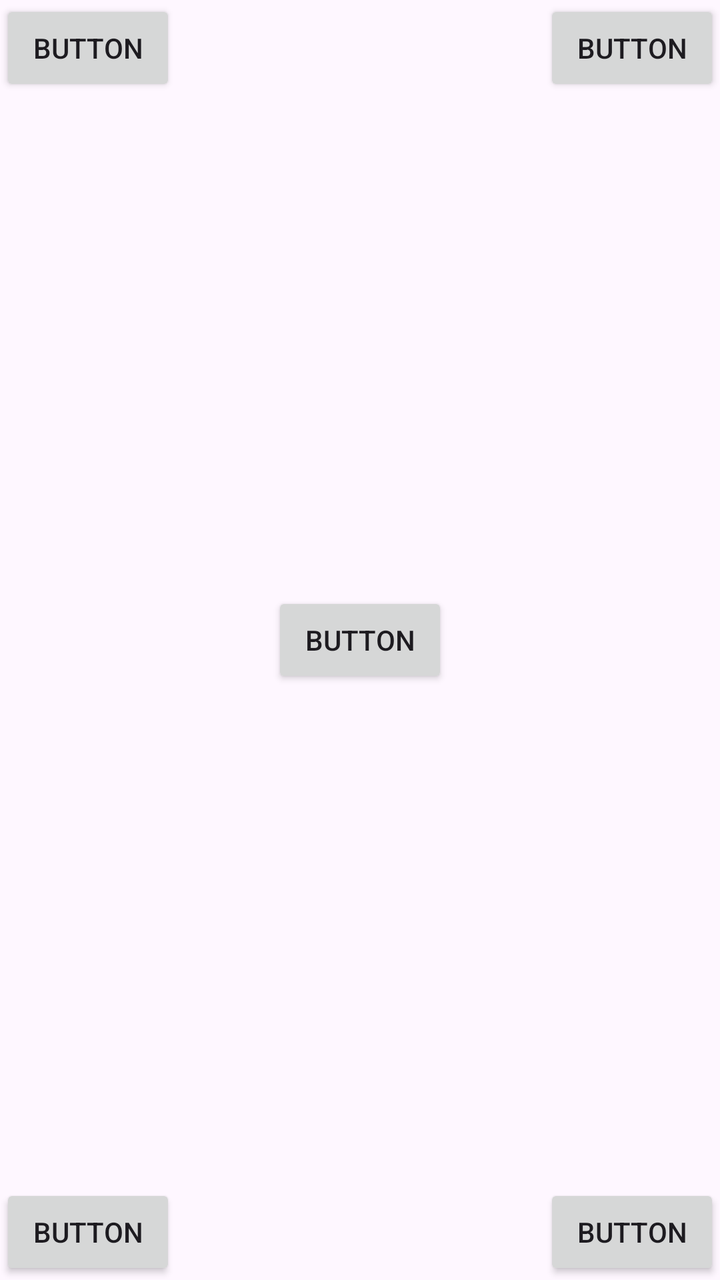
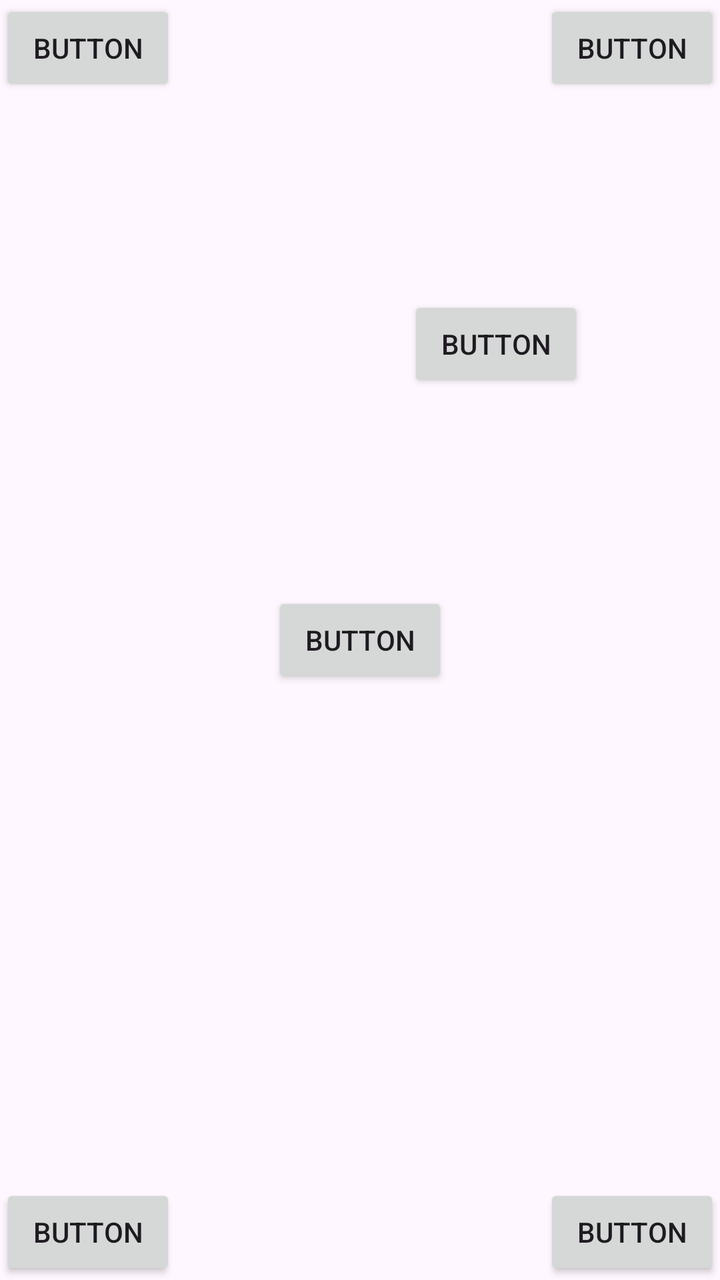

Screens rendered from an Android XML layout before and after an edit, with the pre-edit source and the edit as a unified diff.
<!-- AndroidManifest.xml: application theme Theme.ConstraintLayout -->
<!-- res/layout/activity_main.xml -->
<?xml version="1.0" encoding="utf-8"?>
<androidx.constraintlayout.widget.ConstraintLayout xmlns:android="http://schemas.android.com/apk/res/android"
    xmlns:app="http://schemas.android.com/apk/res-auto"
    xmlns:tools="http://schemas.android.com/tools"
    android:id="@+id/main"
    android:layout_width="match_parent"
    android:layout_height="match_parent"
    tools:context=".MainActivity">

    <Button
        android:id="@+id/button"
        android:layout_width="wrap_content"
        android:layout_height="wrap_content"
        android:text="Button"
        app:layout_constraintStart_toStartOf="parent"
        app:layout_constraintTop_toTopOf="parent" />

    <Button
        android:id="@+id/button7"
        android:layout_width="wrap_content"
        android:layout_height="wrap_content"
        android:text="Button"
        app:layout_constraintEnd_toEndOf="parent"
        app:layout_constraintTop_toTopOf="parent" />

    <Button
        android:id="@+id/button8"
        android:layout_width="wrap_content"
        android:layout_height="wrap_content"
        android:text="Button"
        app:layout_constraintBottom_toBottomOf="parent"
        app:layout_constraintStart_toStartOf="parent" />

    <Button
        android:id="@+id/button10"
        android:layout_width="wrap_content"
        android:layout_height="wrap_content"
        android:text="Button"
        app:layout_constraintBottom_toBottomOf="parent"
        app:layout_constraintEnd_toEndOf="parent" />

    <Button
        android:id="@+id/button11"
        android:layout_width="wrap_content"
        android:layout_height="wrap_content"
        android:text="Button"
        app:layout_constraintBottom_toBottomOf="parent"
        app:layout_constraintEnd_toEndOf="parent"
        app:layout_constraintStart_toStartOf="parent"
        app:layout_constraintTop_toTopOf="parent" />

</androidx.constraintlayout.widget.ConstraintLayout>
<!-- resources referenced by this layout -->
<resources>
  <style name="Theme.ConstraintLayout" parent="Base.Theme.ConstraintLayout" />
  <style name="Base.Theme.ConstraintLayout" parent="Theme.Material3.DayNight.NoActionBar">
          
          
      </style>
</resources>

<!-- the commit's change to res/layout/activity_main.xml (unified diff, before → after) -->
@@ -49,4 +49,16 @@
         app:layout_constraintStart_toStartOf="parent"
         app:layout_constraintTop_toTopOf="parent" />
 
+    <Button
+        android:id="@+id/button12"
+        android:layout_width="wrap_content"
+        android:layout_height="wrap_content"
+        app:layout_constraintHorizontal_bias="0.75"
+        app:layout_constraintVertical_bias="0.25"
+        android:text="Button"
+        app:layout_constraintBottom_toBottomOf="parent"
+        app:layout_constraintEnd_toEndOf="parent"
+        app:layout_constraintStart_toStartOf="parent"
+        app:layout_constraintTop_toTopOf="parent" />
+
 </androidx.constraintlayout.widget.ConstraintLayout>
